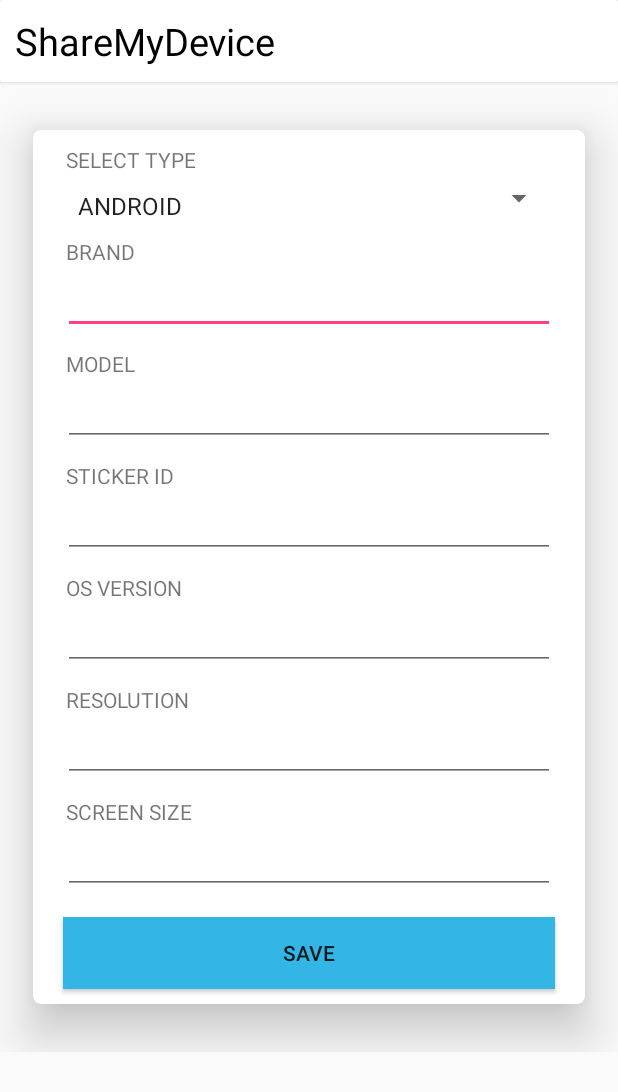
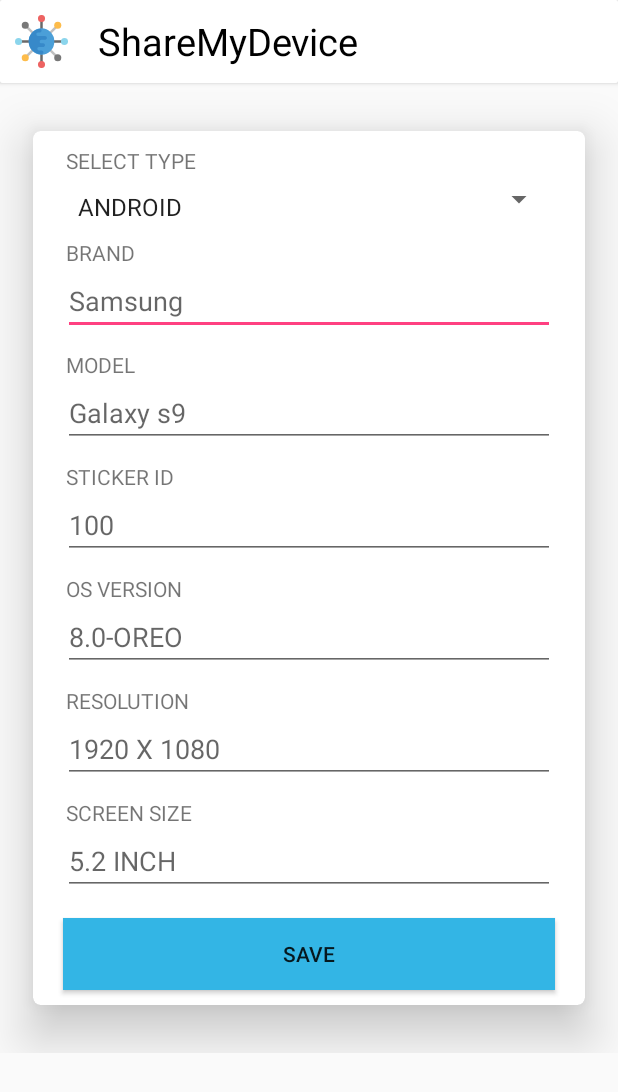
Before and after one commit to ajeet5zx/ShareMyDevice, an Android app: the AddDevices screen opened directly, with no data from a screen before it, on a phone screen of 412 x 824 dp. Shown: the top 1092 px of the screen. Run offline under Robolectric (Android 15) with nearby library versions, the phone set to English and light mode, and no system bars.

Commit message:
UI modification

```diff
--- a/app/src/main/java/com/singhnextjuggernaut/ajeetkumar/sharemydevice/AddDevices.java
+++ b/app/src/main/java/com/singhnextjuggernaut/ajeetkumar/sharemydevice/AddDevices.java
@@ -85,6 +85,7 @@ public class AddDevices extends AppCompatActivity {
                     et_os_version.setVisibility(View.GONE);
                     et_screen_resolution.setVisibility(View.GONE);
                     et_screen_size.setVisibility(View.GONE);
+                    et_model.setHint("Type c");
                     device_category = AppConstant.DEVICE_CATEGORY_CABLE;
 
                     et_os_version_text.setVisibility(View.GONE);
--- a/app/src/main/java/com/singhnextjuggernaut/ajeetkumar/sharemydevice/register.java
+++ b/app/src/main/java/com/singhnextjuggernaut/ajeetkumar/sharemydevice/register.java
@@ -57,10 +57,12 @@ public class register extends AppCompatActivity {
 
                                 + "([a-zA-Z]+[\\w-]+\\.)+[a-zA-Z]{2,4})$";
 
-                if (email_t.matches(Expn) && email_t.length() > 0) {
+
 
 
                     if (!TextUtils.isEmpty(email_t) && !TextUtils.isEmpty(password_t) && !TextUtils.isEmpty(confirm_password_t) && !TextUtils.isEmpty(name_t)) {
+
+                        if (email_t.matches(Expn) && email_t.length() > 0) {
                             if (Utils.chkLength(password_t, 6) && Utils.chkLength(confirm_password_t, 6)) {
                                 if (Utils.matchPassword(password_t, confirm_password_t)) {
                                     UserData data = new UserData();
@@ -87,6 +89,7 @@ public class register extends AppCompatActivity {
 
                                                         Intent intent = new Intent(register.this, loginActivity.class);
                                                         startActivity(intent);
+                                                        finish();
                                                     }
                                                 }, 1700);
 
@@ -121,7 +124,7 @@ public class register extends AppCompatActivity {
                         } else {
                             //all * fiels are required
                             Snackbar snackbar = Snackbar
-                                .make(linearLayout, "All fields are mandatory", Snackbar.LENGTH_LONG);
+                                    .make(linearLayout, "Email format is incorrect", Snackbar.LENGTH_LONG);
                             View snackbar_view = snackbar.getView();
                             snackbar_view.setBackgroundColor(getResources().getColor(R.color.red));
                             snackbar.show();
@@ -131,7 +134,7 @@ public class register extends AppCompatActivity {
                 {
 
                     Snackbar snackbar = Snackbar
-                            .make(linearLayout, "Email format is incorrect", Snackbar.LENGTH_LONG);
+                            .make(linearLayout, "All fields are mandatory", Snackbar.LENGTH_LONG);
                     View snackbar_view = snackbar.getView();
                     snackbar_view.setBackgroundColor(getResources().getColor(R.color.red));
                     snackbar.show();
--- /dev/null
+++ b/app/src/main/res/drawable/titlebar_icom.xml
@@ -0,0 +1,48 @@
+<vector xmlns:android="http://schemas.android.com/apk/res/android"
+    android:width="35dp"
+    android:height="35dp"
+    android:viewportHeight="512.0"
+    android:viewportWidth="512.0">
+    <path
+        android:fillColor="#696969"
+        android:pathData="M244,34.1h24v443.7h-24z" />
+    <path
+        android:fillColor="#C0C0C0"
+        android:pathData="M107.6,421.4l-17,-17l313.8,-313.8l17,17z" />
+    <path
+        android:fillColor="#696969"
+        android:pathData="M34.1,244h443.7v24h-443.7z" />
+    <path
+        android:fillColor="#C0C0C0"
+        android:pathData="M404.4,421.4l-313.8,-313.8l17,-17l313.8,313.8z" />
+    <path
+        android:fillColor="#4B9FD8"
+        android:pathData="M256,256m-123.5,0a123.5,123.5 0,1 1,246.9 0a123.5,123.5 0,1 1,-246.9 0" />
+    <path
+        android:fillColor="#3789C9"
+        android:pathData="M254.9,239.8h33.5c10,0 19,-7.5 19.5,-17.5c0.6,-10.7 -7.9,-19.5 -18.5,-19.5h-67.6c-8.9,0 -15.6,-7.5 -15.5,-16.4c0,-0.1 0,-0.1 0,-0.2s0,-0.1 0,-0.2c-0.1,-8.9 6.6,-16.4 15.5,-16.4h15.3c10,0 19,-7.5 19.5,-17.5c0.5,-9 -5.5,-16.6 -13.7,-18.8C180.9,139.8 132.5,192.2 132.5,256c0,68.2 55.3,123.5 123.5,123.5c10.2,0 18.5,-8.3 18.5,-18.5s-8.3,-18.5 -18.5,-18.5h-24.7c-8.5,0 -15.5,-7 -15.5,-15.5v-0.2c0,-0.4 -0,-0.8 -0,-1.1c-0.5,-8.4 6.2,-15.5 14.6,-15.5h39.6c10,0 19,-7.5 19.5,-17.5c0.6,-10.7 -7.9,-19.5 -18.5,-19.5H254.1c-8.6,0 -15.6,-7 -15.5,-15.6v-1.1v-0.2C238.5,247.2 245.9,239.8 254.9,239.8z" />
+    <path
+        android:fillColor="#ED6362"
+        android:pathData="M256,34.1m-34.1,0a34.1,34.1 0,1 1,68.3 0a34.1,34.1 0,1 1,-68.3 0" />
+    <path
+        android:fillColor="#ED6362"
+        android:pathData="M256,477.9m-34.1,0a34.1,34.1 0,1 1,68.3 0a34.1,34.1 0,1 1,-68.3 0" />
+    <path
+        android:fillColor="#FDBC4B"
+        android:pathData="M412.9,99.1m-34.1,0a34.1,34.1 0,1 1,68.3 0a34.1,34.1 0,1 1,-68.3 0" />
+    <path
+        android:fillColor="#FDBC4B"
+        android:pathData="M99.1,412.9m-34.1,0a34.1,34.1 0,1 1,68.3 0a34.1,34.1 0,1 1,-68.3 0" />
+    <path
+        android:fillColor="#8BD5EC"
+        android:pathData="M477.9,256m-34.1,0a34.1,34.1 0,1 1,68.3 0a34.1,34.1 0,1 1,-68.3 0" />
+    <path
+        android:fillColor="#8BD5EC"
+        android:pathData="M34.1,256m-34.1,0a34.1,34.1 0,1 1,68.3 0a34.1,34.1 0,1 1,-68.3 0" />
+    <path
+        android:fillColor="#787878"
+        android:pathData="M412.9,412.9m-34.1,0a34.1,34.1 0,1 1,68.3 0a34.1,34.1 0,1 1,-68.3 0" />
+    <path
+        android:fillColor="#787878"
+        android:pathData="M99.1,99.1m-34.1,0a34.1,34.1 0,1 1,68.3 0a34.1,34.1 0,1 1,-68.3 0" />
+</vector>
--- a/app/src/main/res/layout/activity_add_devices.xml
+++ b/app/src/main/res/layout/activity_add_devices.xml
@@ -45,6 +45,7 @@
                         android:layout_height="wrap_content"
                         android:layout_gravity="center"
                         android:orientation="vertical">
+
                         <TextView
                             android:layout_width="match_parent"
                             android:layout_height="wrap_content"
@@ -56,9 +57,9 @@
                             android:text="SELECT TYPE" />
 
                         <Spinner
+                            android:id="@+id/add_device_category"
                             android:layout_width="match_parent"
                             android:layout_height="wrap_content"
-                            android:id="@+id/add_device_category"
                             android:layout_alignParentStart="true"
                             android:layout_alignParentTop="true"
                             android:layout_marginLeft="22dp"
@@ -83,7 +84,9 @@
                             android:layout_height="wrap_content"
                             android:layout_marginLeft="20dp"
                             android:layout_marginRight="20dp"
+                            android:hint="Samsung"
                             android:inputType="text"
+                            android:maxLength="10"
                             android:paddingTop="10dp" />
 
                         <TextView
@@ -102,7 +105,9 @@
                             android:layout_height="wrap_content"
                             android:layout_marginLeft="20dp"
                             android:layout_marginRight="20dp"
+                            android:hint="Galaxy s9"
                             android:inputType="textEmailAddress"
+                            android:maxLength="15"
                             android:paddingTop="10dp">
 
                         </EditText>
@@ -121,15 +126,17 @@
                             android:layout_height="wrap_content"
                             android:layout_marginLeft="20dp"
                             android:layout_marginRight="20dp"
-                            android:inputType="text"
+                            android:hint="100"
+                            android:inputType="number"
+                            android:maxLength="5"
                             android:paddingTop="10dp" />
 
                         <TextView
+                            android:id="@+id/device_os_version_text"
                             android:layout_width="match_parent"
                             android:layout_height="wrap_content"
                             android:layout_marginLeft="22dp"
                             android:layout_marginRight="20dp"
-                            android:id="@+id/device_os_version_text"
                             android:paddingTop="10dp"
                             android:text="OS VERSION" />
 
@@ -139,13 +146,16 @@
                             android:layout_height="wrap_content"
                             android:layout_marginLeft="20dp"
                             android:layout_marginRight="20dp"
+                            android:hint="8.0-OREO"
                             android:inputType="text"
+                            android:maxLength="15"
                             android:paddingTop="10dp" />
+
                         <TextView
+                            android:id="@+id/device_resolution_text"
                             android:layout_width="match_parent"
                             android:layout_height="wrap_content"
                             android:layout_marginLeft="22dp"
-                            android:id="@+id/device_resolution_text"
                             android:layout_marginRight="20dp"
                             android:paddingTop="10dp"
                             android:text="RESOLUTION" />
@@ -156,12 +166,15 @@
                             android:layout_height="wrap_content"
                             android:layout_marginLeft="20dp"
                             android:layout_marginRight="20dp"
+                            android:hint="1920 X 1080"
                             android:inputType="text"
+                            android:maxLength="10"
                             android:paddingTop="10dp" />
+
                         <TextView
+                            android:id="@+id/screen_size_text"
                             android:layout_width="match_parent"
                             android:layout_height="wrap_content"
-                            android:id="@+id/screen_size_text"
                             android:layout_marginLeft="22dp"
                             android:layout_marginRight="20dp"
                             android:paddingTop="10dp"
@@ -173,7 +186,9 @@
                             android:layout_height="wrap_content"
                             android:layout_marginLeft="20dp"
                             android:layout_marginRight="20dp"
+                            android:hint="5.2 INCH"
                             android:inputType="text"
+                            android:maxLength="10"
                             android:paddingTop="10dp" />
 
                         <Button
--- a/app/src/main/res/layout/activity_login.xml
+++ b/app/src/main/res/layout/activity_login.xml
@@ -87,6 +87,7 @@
                             android:layout_height="wrap_content"
                             android:layout_below="@id/enterUsername"
                             android:layout_marginLeft="20dp"
+                            android:maxLength="30"
                             android:layout_marginRight="20dp"
                             android:paddingTop="15dp"
                             android:inputType="textEmailAddress"/>
@@ -107,6 +108,7 @@
                             android:layout_height="wrap_content"
                             android:layout_below="@id/enterPassword"
                             android:layout_marginLeft="20dp"
+                            android:maxLength="10"
                             android:layout_marginRight="20dp"
                             android:inputType="textPassword"
                             android:paddingTop="15dp" />
--- a/app/src/main/res/layout/activity_register.xml
+++ b/app/src/main/res/layout/activity_register.xml
@@ -80,6 +80,8 @@
                             android:layout_height="wrap_content"
                             android:layout_marginLeft="20dp"
                             android:layout_marginRight="20dp"
+                            android:digits="abcdefghijklmnopqrstuvwxyzABCDEFGHIJKLMNOPQRSTUVWXYZ "
+                            android:maxLength="20"
                             android:inputType="text"
                             android:paddingTop="10dp" />
 
@@ -99,6 +101,7 @@
                             android:layout_width="match_parent"
                             android:layout_height="wrap_content"
                             android:layout_marginLeft="20dp"
+                            android:maxLength="20"
                             android:layout_marginRight="20dp"
                             android:inputType="textEmailAddress"
                             android:paddingTop="10dp">
@@ -119,6 +122,7 @@
                             android:layout_width="match_parent"
                             android:layout_height="wrap_content"
                             android:layout_marginLeft="20dp"
+                            android:maxLength="10"
                             android:layout_marginRight="20dp"
                             android:inputType="textPassword"
                             android:paddingTop="10dp" />
@@ -135,6 +139,7 @@
                         <EditText
                             android:id="@+id/confregPassword"
                             android:layout_width="match_parent"
+                            android:maxLength="10"
                             android:layout_height="wrap_content"
                             android:layout_marginLeft="20dp"
                             android:layout_marginRight="20dp"
--- a/app/src/main/res/layout/android_list_item.xml
+++ b/app/src/main/res/layout/android_list_item.xml
@@ -83,7 +83,8 @@
                         android:layout_centerHorizontal="true"
                         android:padding="5dp"
                         android:text="Ajeet Singh"
-                        android:textSize="15dp"
+                        android:textAllCaps="true"
+                        android:textSize="17sp"
                         android:textStyle="bold"
 
 
@@ -96,7 +97,7 @@
                         android:layout_alignParentEnd="true"
                         android:padding="5dp"
                         android:text="100"
-                        android:textSize="15dp"
+                        android:textSize="20sp"
                         android:textStyle="bold"
 
                         />
@@ -113,7 +114,10 @@
                         android:layout_width="wrap_content"
                         android:layout_height="wrap_content"
                         android:layout_alignParentStart="true"
+                        android:textAllCaps="true"
+                        android:textSize="12sp"
                         android:padding="5dp"
+
                         android:text="Lolipop 5.0"
                         android:textStyle="bold" />
 
@@ -123,6 +127,8 @@
                         android:layout_height="wrap_content"
                         android:layout_centerHorizontal="true"
                         android:padding="5dp"
+                        android:textAllCaps="true"
+                        android:textSize="12sp"
                         android:text="5.5 INCH"
                         android:textStyle="bold"
 
@@ -134,6 +140,8 @@
                         android:layout_height="wrap_content"
                         android:layout_alignParentEnd="true"
                         android:padding="5dp"
+                        android:textAllCaps="true"
+                        android:textSize="12sp"
                         android:text="1920 X 1080"
                         android:textStyle="bold"
 
@@ -156,6 +164,8 @@
                         android:layout_alignParentStart="true"
                         android:padding="5dp"
                         android:text="XIAOMI"
+                        android:textAllCaps="true"
+                        android:textSize="13sp"
                         android:textStyle="bold" />
 
                     <TextView
@@ -165,6 +175,8 @@
                         android:layout_centerHorizontal="true"
                         android:padding="5dp"
                         android:text="Redmi note 3"
+                        android:textAllCaps="true"
+                        android:textSize="13sp"
                         android:textStyle="bold"
 
                         />
@@ -185,6 +197,8 @@
                             android:layout_height="wrap_content"
                             android:id="@+id/owner_name"
                             android:padding="5dp"
+                            android:textAllCaps="true"
+                            android:textSize="13sp"
                             android:text="Ajeet Singh"
                             android:textStyle="bold"
                             android:visibility="visible" />
--- a/app/src/main/res/layout/titlebar.xml
+++ b/app/src/main/res/layout/titlebar.xml
@@ -1,36 +1,38 @@
 <?xml version="1.0" encoding="utf-8"?>
 <android.support.v7.widget.CardView xmlns:android="http://schemas.android.com/apk/res/android"
-    xmlns:app="http://schemas.android.com/apk/res-auto"
-    xmlns:tools="http://schemas.android.com/tools"
     android:layout_width="match_parent"
-    android:layout_height="wrap_content"
->
+    android:layout_height="wrap_content">
 
     <RelativeLayout
         android:layout_width="match_parent"
         android:layout_height="wrap_content"
         android:background="@android:color/background_light">
 
+        <LinearLayout
+            android:layout_width="wrap_content"
+            android:layout_height="wrap_content"
+            android:layout_alignParentStart="true"
+            android:orientation="horizontal">
+
 
             <android.support.v7.widget.AppCompatImageView
                 android:id="@+id/cancelButton"
                 android:layout_width="wrap_content"
                 android:layout_height="wrap_content"
-            android:layout_alignParentStart="true"
+                android:padding="10dp"
                 android:layout_centerVertical="true"
-            android:padding="10dp"
-            android:src="@drawable/ic_left_arrow"
-            android:visibility="gone" />
+                android:src="@drawable/titlebar_icom"
+                android:visibility="visible" />
 
             <android.support.v7.widget.AppCompatTextView
                 android:layout_width="wrap_content"
                 android:layout_height="wrap_content"
-            android:layout_alignParentStart="true"
                 android:layout_centerVertical="true"
                 android:padding="10dp"
                 android:text="ShareMyDevice"
                 android:textColor="@android:color/black"
                 android:textSize="25sp" />
+        </LinearLayout>
 
         <android.support.v7.widget.AppCompatImageView
             android:layout_width="wrap_content"
```
Lines whose indentation alone changed are shown as unchanged.
